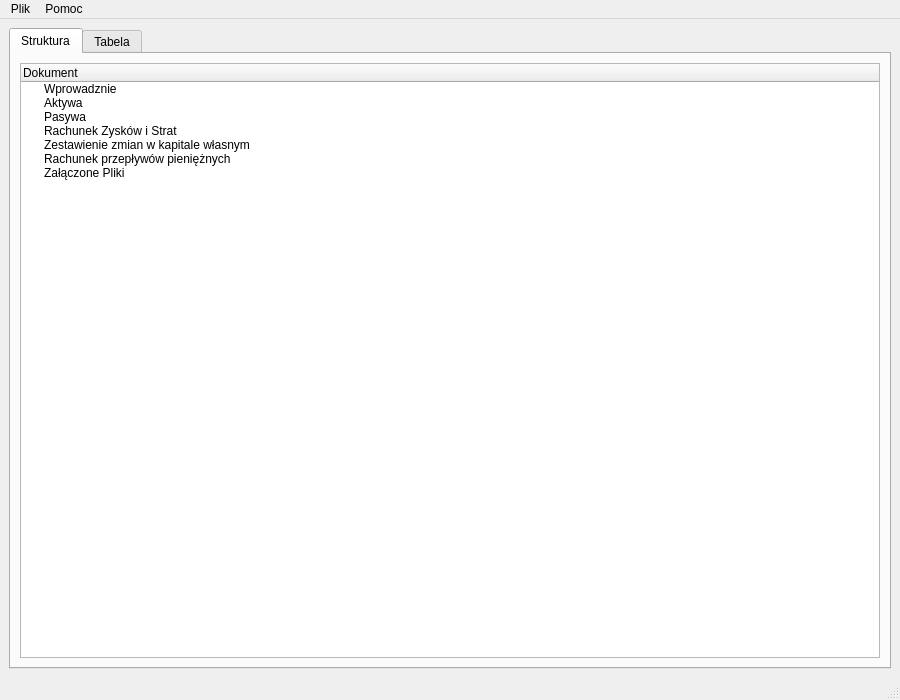
This is qt_design/main_window.ui in GlockPL/pol-tax as Qt 5 draws it before an edit. The edited form follows.
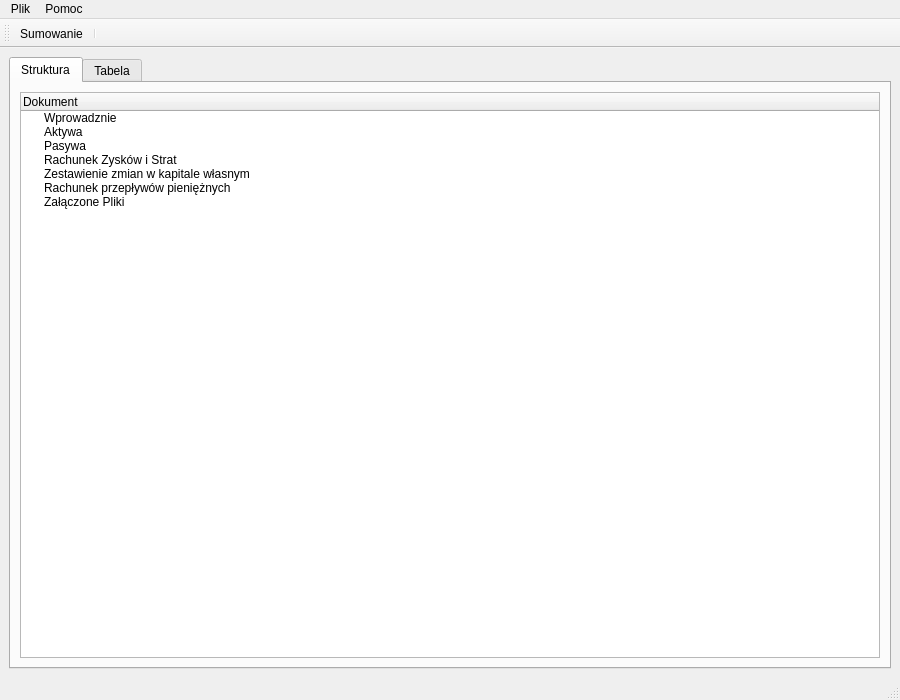
This is the edited form. Icons and pictures are not drawn.

What changed in the file:
```diff
--- a/qt_design/main_window.ui
+++ b/qt_design/main_window.ui
@@ -124,6 +124,22 @@
    <addaction name="menuPomoc"/>
   </widget>
   <widget class="QStatusBar" name="statusbar"/>
+  <widget class="QToolBar" name="toolBar">
+   <property name="windowTitle">
+    <string>toolBar</string>
+   </property>
+   <property name="toolButtonStyle">
+    <enum>Qt::ToolButtonTextBesideIcon</enum>
+   </property>
+   <attribute name="toolBarArea">
+    <enum>TopToolBarArea</enum>
+   </attribute>
+   <attribute name="toolBarBreak">
+    <bool>false</bool>
+   </attribute>
+   <addaction name="actionSumowanie"/>
+   <addaction name="separator"/>
+  </widget>
   <action name="actionOpenXML">
    <property name="text">
     <string>Otwórz XML</string>
@@ -144,6 +160,18 @@
     <string>Zamknij</string>
    </property>
   </action>
+  <action name="actionSumowanie">
+   <property name="checkable">
+    <bool>false</bool>
+   </property>
+   <property name="icon">
+    <iconset theme="document-open">
+     <normaloff>../resources/baseline_summarize_black_48dp.png</normaloff>../resources/baseline_summarize_black_48dp.png</iconset>
+   </property>
+   <property name="text">
+    <string>Sumowanie</string>
+   </property>
+  </action>
  </widget>
  <resources/>
  <connections/>
```
